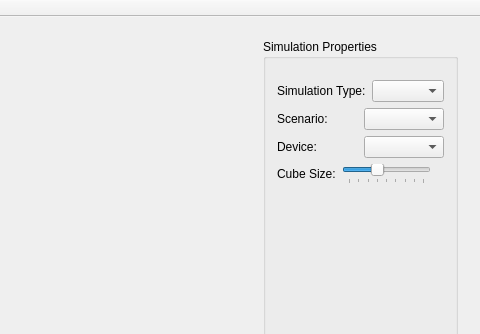
Above: ui/mainwindow.ui from mlykotom/gmu-water-simulation before the change; both pictures show x 593 to 1073 and y 0 to 334 of the 1073 by 805 pixel window. Below: the same form after it.
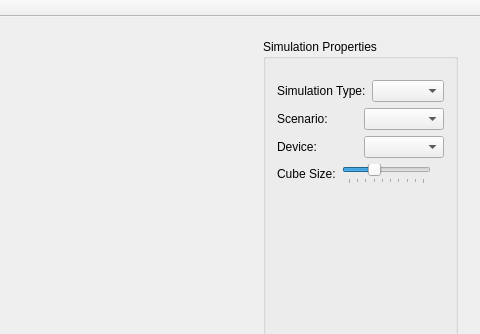
That is the form after the change.

What changed in the file:
```diff
--- a/ui/mainwindow.ui
+++ b/ui/mainwindow.ui
@@ -205,7 +205,7 @@
                  <number>1</number>
                 </property>
                 <property name="maximum">
-                 <number>9</number>
+                 <number>10</number>
                 </property>
                 <property name="singleStep">
                  <number>1</number>
```
